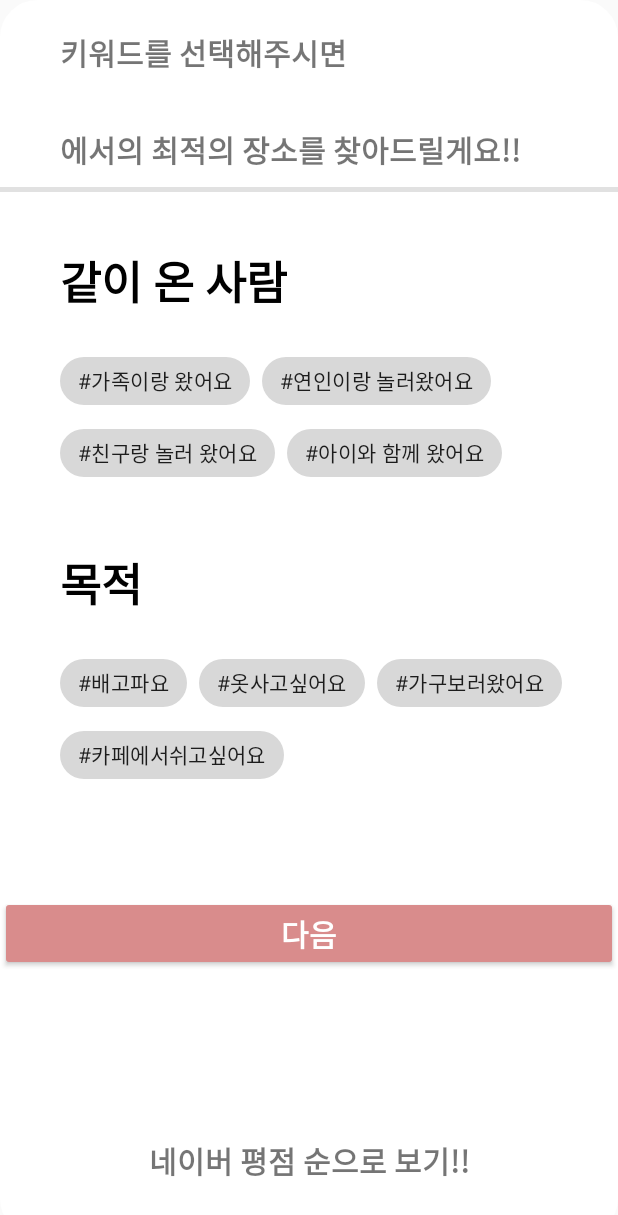
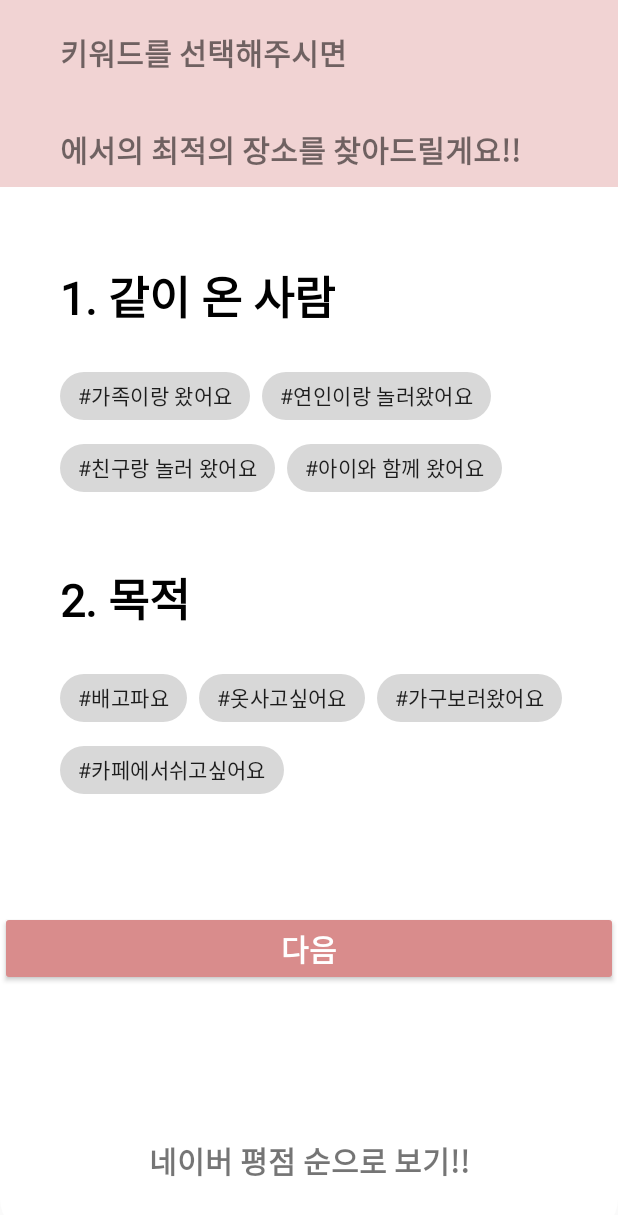
Before and after one commit to kwongustj/project_comehere, an Android app: the KeywordActivity screen opened directly, with no data from a screen before it, on a phone screen of 412 x 824 dp. Shown: the top 1215 px of the screen. Run offline under Robolectric (Android 15) with nearby library versions, the phone set to English and light mode, and no system bars; our stand-ins replace Firebase (no records; nobody signed in at launch, a user with empty details on screens opened directly); 7 statements that could not run were skipped.

Commit message:
Add: "KeywordLayout  1 구현 완료"

```diff
--- a/Silbi_android/app/src/main/res/layout/activity_keyword.xml
+++ b/Silbi_android/app/src/main/res/layout/activity_keyword.xml
@@ -8,12 +8,21 @@
     >
 
     <androidx.constraintlayout.widget.ConstraintLayout
-        android:id="@+id/constraintLayout"
+        android:id="@+id/constraintLayout1"
         android:layout_width="match_parent"
         android:layout_height="match_parent"
         android:background="@drawable/rounded"
         tools:layout_editor_absoluteX="-17dp"
         tools:layout_editor_absoluteY="-17dp">
+
+    <androidx.constraintlayout.widget.ConstraintLayout
+        android:id="@+id/constraintLayout2"
+        android:layout_width="match_parent"
+        android:layout_height="wrap_content"
+        android:background="@color/rounded_inside"
+        app:layout_constraintTop_toTopOf="parent"
+        app:layout_constraintStart_toStartOf="parent"
+        app:layout_constraintEnd_toEndOf="parent">
 
         <TextView
             android:id="@+id/explain1"
@@ -36,7 +45,7 @@
             android:text="-"
             android:paddingLeft="40dp"
             android:textSize="25dp"
-            android:textColor="@color/button"
+            android:textColor="@color/black"
             android:textStyle="bold"
             app:layout_constraintBottom_toTopOf="@id/explain2"
             app:layout_constraintStart_toStartOf="@id/explain1"
@@ -52,15 +61,13 @@
             android:textSize="20dp"
             android:paddingLeft="40dp"
             android:textStyle="bold"
+            android:paddingBottom="10dp"
             app:layout_constraintStart_toStartOf="parent"
             app:layout_constraintTop_toBottomOf="@id/buildingName" />
 
-        <View
-            android:layout_width="match_parent"
-            android:layout_height="3dp"
-            android:background="@color/browser_actions_divider_color"
-            android:layout_marginTop="10dp"
-            app:layout_constraintTop_toBottomOf="@id/explain2"/>
+
+    </androidx.constraintlayout.widget.ConstraintLayout>
+
 
         <TextView
             android:id="@+id/people"
@@ -71,12 +78,12 @@
             android:paddingTop="20dp"
             android:paddingBottom="20dp"
             android:paddingLeft="40dp"
-            android:text="같이 온 사람"
+            android:text="1. 같이 온 사람"
             android:textColor="@color/black"
             android:textSize="30sp"
             android:textStyle="bold"
             app:layout_constraintStart_toStartOf="parent"
-            app:layout_constraintTop_toBottomOf="@id/explain2"
+            app:layout_constraintTop_toBottomOf="@id/constraintLayout2"
             app:layout_constraintBottom_toTopOf="@id/chipgroup" />
 
         <com.google.android.material.chip.ChipGroup
@@ -137,7 +144,7 @@
             android:fontFamily="@font/nanoom"
             android:paddingTop="10dp"
             android:paddingBottom="20dp"
-            android:text="목적"
+            android:text="2. 목적"
             android:paddingLeft="40dp"
             android:textColor="@color/black"
             android:textSize="30sp"
@@ -210,6 +217,7 @@
             app:layout_constraintStart_toStartOf="parent"
             app:layout_constraintTop_toBottomOf="@id/chipgroup2" />
 
+
     </androidx.constraintlayout.widget.ConstraintLayout>
 
     <include layout="@layout/bottom_sheet_layout" />
```
